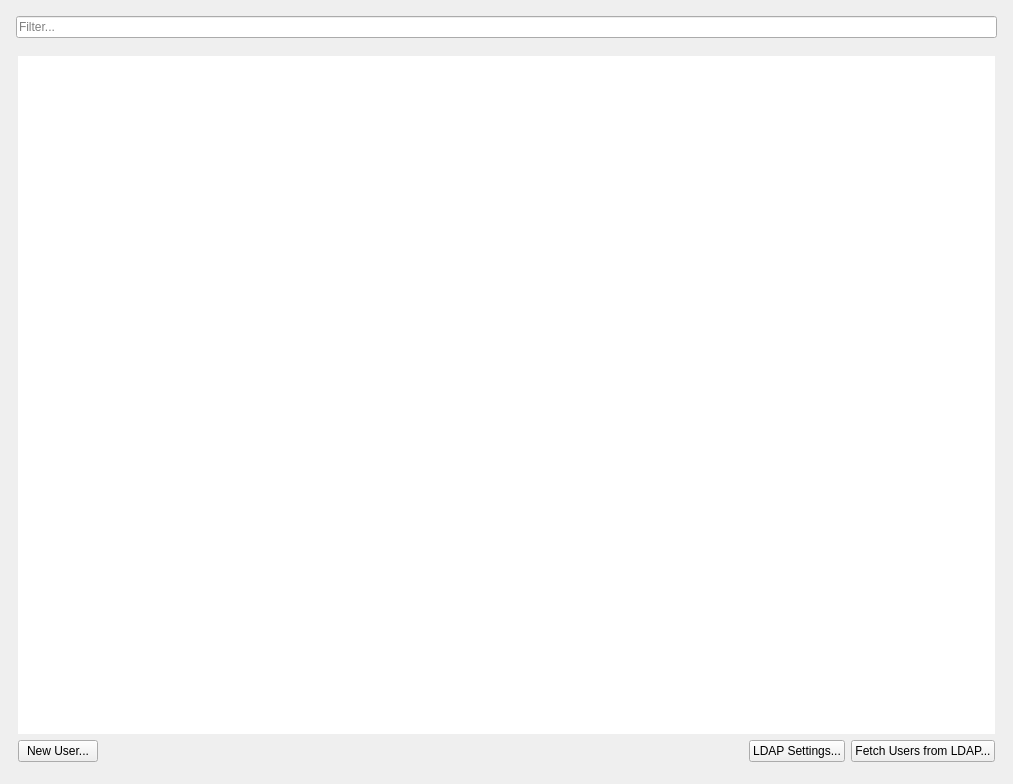
Qt form client/src/ui/widgets/settings/user_management_widget.ui (networkoptix/nx_open) before a commit.
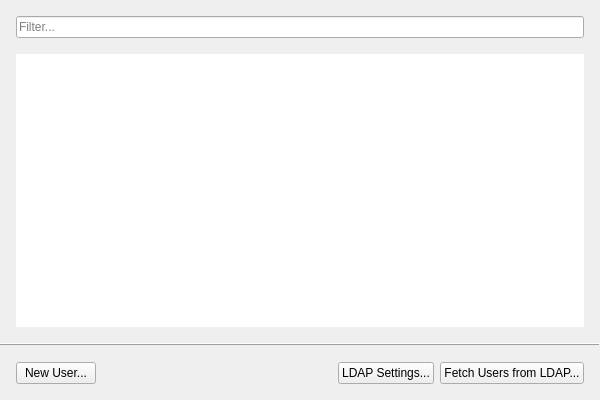
The same form after that commit.

Commit message:
Use hlines to stylize user management widget.
<==== Mercurial data ====>
Branch: new_style

Patch:
```diff
--- a/client/src/ui/widgets/settings/user_management_widget.ui
+++ b/client/src/ui/widgets/settings/user_management_widget.ui
@@ -6,12 +6,30 @@
    <rect>
     <x>0</x>
     <y>0</y>
-    <width>1013</width>
-    <height>784</height>
+    <width>600</width>
+    <height>400</height>
    </rect>
   </property>
-  <layout class="QVBoxLayout" name="verticalLayout_2">
+  <layout class="QVBoxLayout" name="verticalLayout_2" stretch="1,0,0">
    <property name="spacing">
+    <number>0</number>
+   </property>
+   <property name="leftMargin">
+    <number>0</number>
+   </property>
+   <property name="topMargin">
+    <number>0</number>
+   </property>
+   <property name="rightMargin">
+    <number>0</number>
+   </property>
+   <property name="bottomMargin">
+    <number>0</number>
+   </property>
+   <item>
+    <widget class="QWidget" name="widget" native="true">
+     <layout class="QVBoxLayout" name="verticalLayout_3">
+      <property name="spacing">
     <number>16</number>
    </property>
    <property name="leftMargin">
@@ -24,6 +42,11 @@
     <number>16</number>
    </property>
    <property name="bottomMargin">
+       <number>16</number>
+      </property>
+      <item>
+       <layout class="QVBoxLayout" name="verticalLayout">
+        <property name="spacing">
     <number>16</number>
    </property>
    <item>
@@ -34,24 +57,6 @@
     </widget>
    </item>
    <item>
-    <widget class="QWidget" name="backgroundWidget" native="true">
-     <property name="autoFillBackground">
-      <bool>true</bool>
-     </property>
-     <layout class="QVBoxLayout" name="verticalLayout" stretch="1,0">
-      <property name="leftMargin">
-       <number>2</number>
-      </property>
-      <property name="topMargin">
-       <number>2</number>
-      </property>
-      <property name="rightMargin">
-       <number>2</number>
-      </property>
-      <property name="bottomMargin">
-       <number>6</number>
-      </property>
-      <item>
        <widget class="QTableView" name="usersTable">
         <property name="frameShape">
          <enum>QFrame::NoFrame</enum>
@@ -67,6 +72,21 @@
         </property>
        </widget>
       </item>
+       </layout>
+      </item>
+     </layout>
+    </widget>
+   </item>
+   <item>
+    <widget class="QFrame" name="frame">
+     <property name="frameShape">
+      <enum>QFrame::HLine</enum>
+     </property>
+     <property name="frameShadow">
+      <enum>QFrame::Raised</enum>
+     </property>
+    </widget>
+   </item>
       <item>
        <widget class="QStackedWidget" name="actionsWidget">
         <property name="currentIndex">
@@ -75,16 +95,16 @@
         <widget class="QWidget" name="defaultPage">
          <layout class="QHBoxLayout" name="horizontalLayout_2">
           <property name="leftMargin">
-           <number>0</number>
+        <number>16</number>
           </property>
           <property name="topMargin">
-           <number>0</number>
+        <number>16</number>
           </property>
           <property name="rightMargin">
-           <number>0</number>
+        <number>16</number>
           </property>
           <property name="bottomMargin">
-           <number>0</number>
+        <number>16</number>
           </property>
           <item>
            <widget class="QPushButton" name="createUserButton">
@@ -179,9 +199,6 @@
           </item>
          </layout>
         </widget>
-       </widget>
-      </item>
-     </layout>
     </widget>
    </item>
   </layout>
```
Left out of the diff: 8 changed lines with no effect on the pictures. Lines whose indentation alone changed are shown as unchanged. The commit also changes 4 other files.
